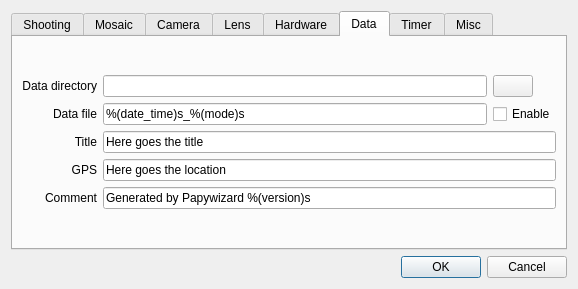
The window that papywizard/view/configDialog.ui (bingostar89/Papywizard) describes before a commit, drawn with Qt 5.
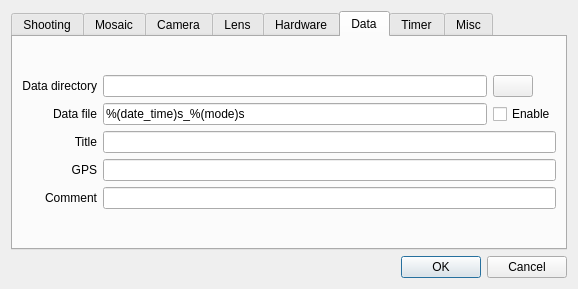
The same window after the commit. The open tabs and pages were chosen to show the change. Icons and pictures are not drawn.

Commit message: Removed data tab values

```diff
--- a/papywizard/view/configDialog.ui
+++ b/papywizard/view/configDialog.ui
@@ -866,7 +866,7 @@
          <item row="2" column="1" colspan="2" >
           <widget class="QLineEdit" name="dataTitleLineEdit" >
            <property name="text" >
-            <string>Here goes the title</string>
+            <string/>
            </property>
            <property name="maxLength" >
             <number>50</number>
@@ -889,7 +889,7 @@
          <item row="3" column="1" colspan="2" >
           <widget class="QLineEdit" name="dataGpsLineEdit" >
            <property name="text" >
-            <string>Here goes the location</string>
+            <string/>
            </property>
            <property name="maxLength" >
             <number>50</number>
@@ -912,7 +912,7 @@
          <item row="4" column="1" colspan="2" >
           <widget class="QLineEdit" name="dataCommentLineEdit" >
            <property name="text" >
-            <string>Generated by Papywizard %(version)s</string>
+            <string/>
            </property>
            <property name="maxLength" >
             <number>50</number>
```
Left out of the diff: 2 changed lines with no effect on the pictures.
